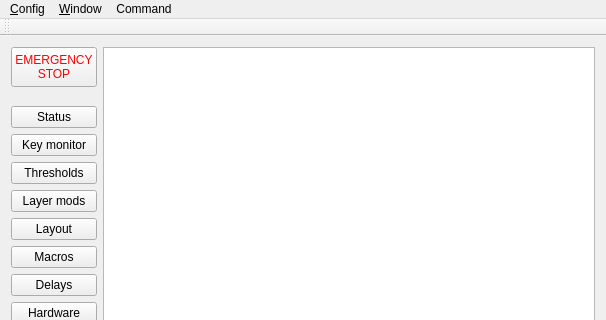
Old version of the form FlightController/FlightController.ui in the repository dmaone/CommonSense; both pictures show x 0 to 606 and y 0 to 320 of the 606 by 482 pixel window.
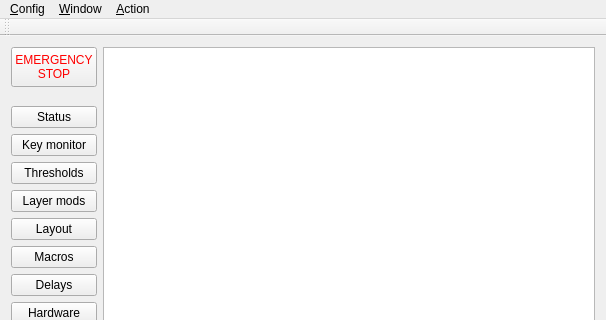
New version of the form. Custom widgets are drawn as their Qt base class.

Commit message: raise windows to foreground when their button is clicked

Diff of the .ui file:
```diff
--- a/FlightController/FlightController.ui
+++ b/FlightController/FlightController.ui
@@ -341,7 +341,7 @@
    </widget>
    <widget class="QMenu" name="menuCommands">
     <property name="title">
-     <string>Command</string>
+     <string>&amp;Action</string>
     </property>
     <addaction name="action_Setup_mode"/>
     <addaction name="separator"/>
```
Left out of the diff: 8 changed lines with no effect on the pictures. The commit also changes 6 other files.
